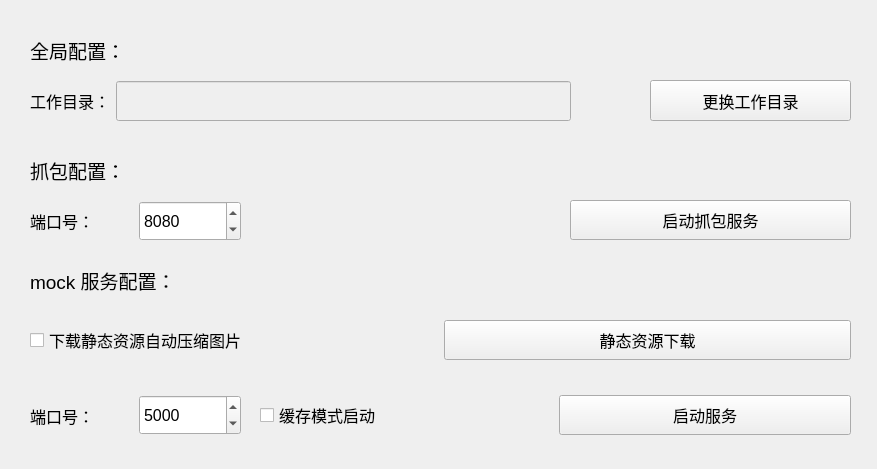
Before: the Qt Designer form qt_ui/mian_window.ui in ShenWei-HopeNoBug/mock-api-server, drawn with Qt 5.
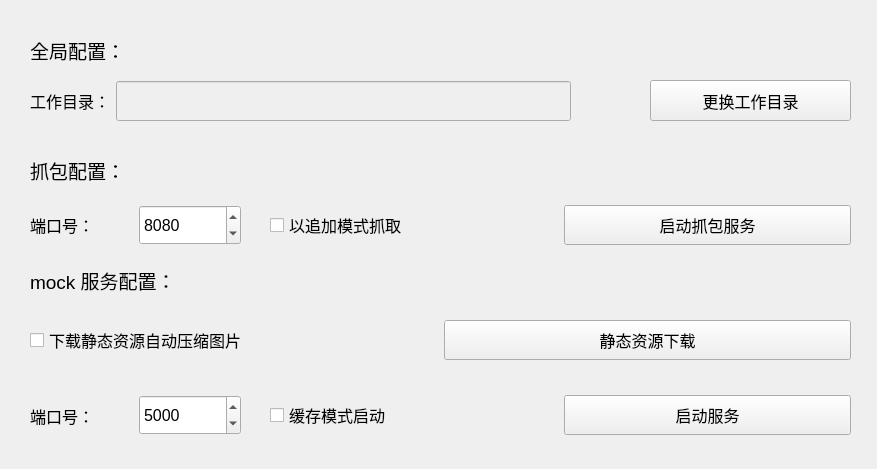
After: the same form once the commit is applied.

Commit message: 支持选择是否用追加模式抓包，抓包服务和 mock 服务禁止同时启动

What changed in the file:
```diff
--- a/qt_ui/mian_window.ui
+++ b/qt_ui/mian_window.ui
@@ -16,9 +16,9 @@
   <widget class="QWidget" name="horizontalLayoutWidget">
    <property name="geometry">
     <rect>
-     <x>260</x>
+     <x>270</x>
      <y>390</y>
-     <width>591</width>
+     <width>581</width>
      <height>51</height>
     </rect>
    </property>
@@ -254,40 +254,13 @@
     <string>更换工作目录</string>
    </property>
   </widget>
-  <widget class="QPushButton" name="catchServerButton">
-   <property name="geometry">
-    <rect>
-     <x>570</x>
-     <y>200</y>
-     <width>281</width>
-     <height>40</height>
-    </rect>
-   </property>
-   <property name="minimumSize">
-    <size>
-     <width>0</width>
-     <height>40</height>
-    </size>
-   </property>
-   <property name="font">
-    <font>
-     <pointsize>12</pointsize>
-    </font>
-   </property>
-   <property name="cursor">
-    <cursorShape>PointingHandCursor</cursorShape>
-   </property>
-   <property name="text">
-    <string>启动抓包服务</string>
-   </property>
-  </widget>
   <widget class="QWidget" name="horizontalLayoutWidget_3">
    <property name="geometry">
     <rect>
      <x>30</x>
      <y>200</y>
      <width>211</width>
-     <height>42</height>
+     <height>50</height>
     </rect>
    </property>
    <layout class="QHBoxLayout" name="horizontalLayout_3">
@@ -413,6 +386,57 @@
     <string>全局配置：</string>
    </property>
   </widget>
+  <widget class="QWidget" name="horizontalLayoutWidget_6">
+   <property name="geometry">
+    <rect>
+     <x>270</x>
+     <y>200</y>
+     <width>581</width>
+     <height>51</height>
+    </rect>
+   </property>
+   <layout class="QHBoxLayout" name="horizontalLayout_6">
+    <item>
+     <widget class="QCheckBox" name="useHistoryCheckBox">
+      <property name="minimumSize">
+       <size>
+        <width>0</width>
+        <height>48</height>
+       </size>
+      </property>
+      <property name="font">
+       <font>
+        <pointsize>12</pointsize>
+       </font>
+      </property>
+      <property name="text">
+       <string>以追加模式抓取</string>
+      </property>
+     </widget>
+    </item>
+    <item>
+     <widget class="QPushButton" name="catchServerButton">
+      <property name="minimumSize">
+       <size>
+        <width>0</width>
+        <height>40</height>
+       </size>
+      </property>
+      <property name="font">
+       <font>
+        <pointsize>12</pointsize>
+       </font>
+      </property>
+      <property name="cursor">
+       <cursorShape>PointingHandCursor</cursorShape>
+      </property>
+      <property name="text">
+       <string>启动抓包服务</string>
+      </property>
+     </widget>
+    </item>
+   </layout>
+  </widget>
  </widget>
  <resources/>
  <connections/>
```
The commit also changes 2 other files.
